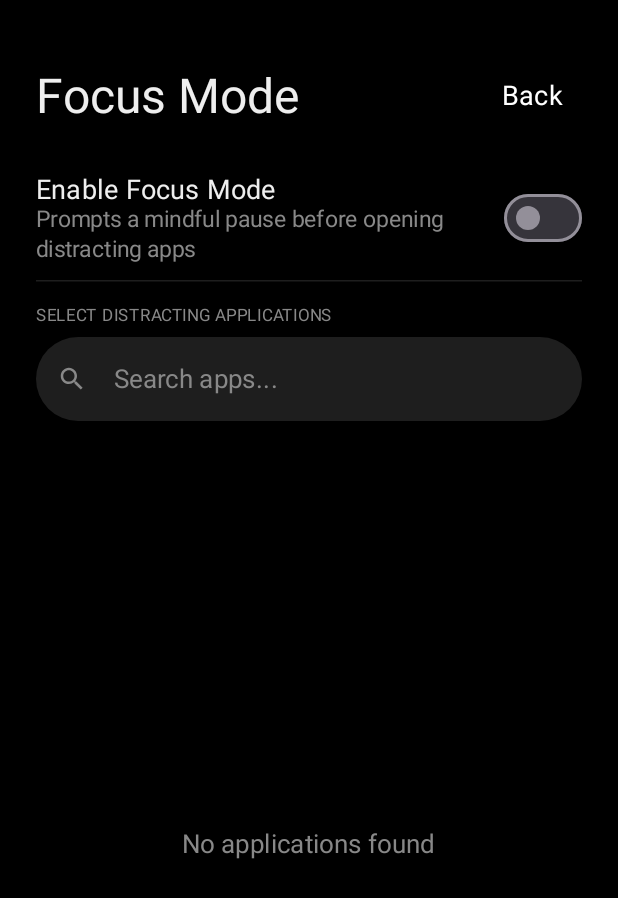
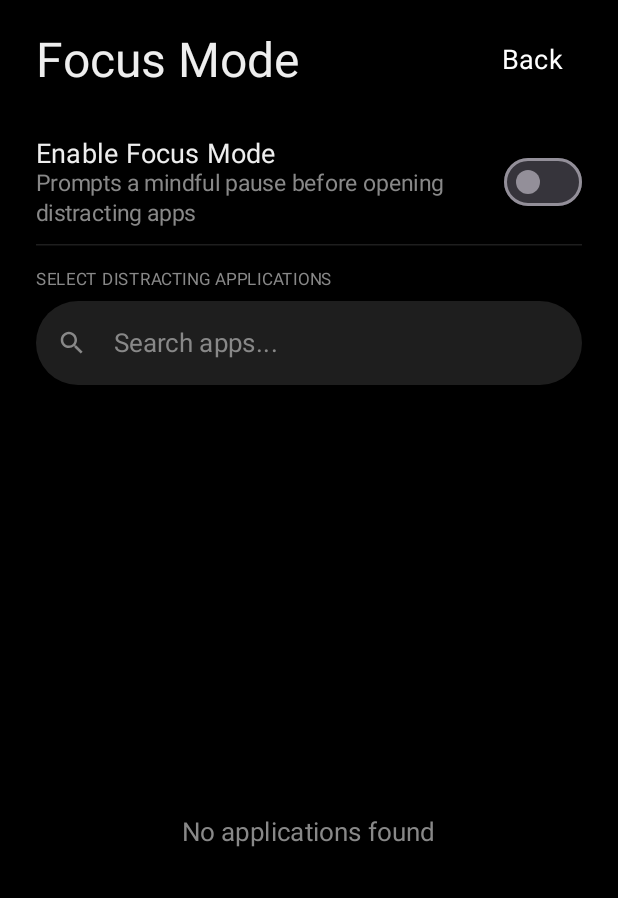
Before and after one commit to sreegopalsaha/unloop, an Android app built with Jetpack Compose: the composable FocusSettingsScreen called with empty values, on a phone screen of 412 x 824 dp. Shown: the top 898 px of the screen. Run offline under Robolectric (Android 15) with nearby library versions, the phone set to English and light mode, and no system bars.

Commit message:
Respect system insets and prevent scroll overlap with status bar

```diff
--- a/app/src/main/java/com/unloop/launcher/ui/screens/AboutScreen.kt
+++ b/app/src/main/java/com/unloop/launcher/ui/screens/AboutScreen.kt
@@ -11,6 +11,7 @@ import androidx.compose.foundation.layout.fillMaxSize
 import androidx.compose.foundation.layout.fillMaxWidth
 import androidx.compose.foundation.layout.height
 import androidx.compose.foundation.layout.padding
+import androidx.compose.foundation.layout.safeDrawingPadding
 import androidx.compose.foundation.rememberScrollState
 import androidx.compose.foundation.verticalScroll
 import androidx.compose.material3.HorizontalDivider
@@ -41,13 +42,14 @@ fun AboutScreen(
         modifier = Modifier
             .fillMaxSize()
             .background(MaterialTheme.colorScheme.background)
+            .safeDrawingPadding()
             .padding(horizontal = 24.dp)
     ) {
         Column(
             modifier = Modifier
                 .fillMaxSize()
                 .verticalScroll(rememberScrollState())
-                .padding(top = 40.dp, bottom = 48.dp)
+                .padding(top = 16.dp, bottom = 24.dp)
         ) {
             Row(
                 modifier = Modifier.fillMaxWidth(),
--- a/app/src/main/java/com/unloop/launcher/ui/screens/AppCleanupScreen.kt
+++ b/app/src/main/java/com/unloop/launcher/ui/screens/AppCleanupScreen.kt
@@ -14,6 +14,7 @@ import androidx.compose.foundation.layout.fillMaxSize
 import androidx.compose.foundation.layout.fillMaxWidth
 import androidx.compose.foundation.layout.height
 import androidx.compose.foundation.layout.padding
+import androidx.compose.foundation.layout.safeDrawingPadding
 import androidx.compose.foundation.layout.size
 import androidx.compose.foundation.layout.width
 import androidx.compose.foundation.lazy.LazyColumn
@@ -115,11 +116,12 @@ fun AppCleanupScreen(
         modifier = Modifier
             .fillMaxSize()
             .background(MaterialTheme.colorScheme.background)
+            .safeDrawingPadding()
             .padding(horizontal = 24.dp)
     ) {
         LazyColumn(
             modifier = Modifier.fillMaxSize(),
-            contentPadding = PaddingValues(top = 40.dp, bottom = 48.dp)
+            contentPadding = PaddingValues(top = 16.dp, bottom = 24.dp)
         ) {
             // Header: Title and Done button (consistent with SettingsScreen)
             item(key = "header") {
--- a/app/src/main/java/com/unloop/launcher/ui/screens/FocusSettingsScreen.kt
+++ b/app/src/main/java/com/unloop/launcher/ui/screens/FocusSettingsScreen.kt
@@ -12,6 +12,7 @@ import androidx.compose.foundation.layout.fillMaxSize
 import androidx.compose.foundation.layout.fillMaxWidth
 import androidx.compose.foundation.layout.height
 import androidx.compose.foundation.layout.padding
+import androidx.compose.foundation.layout.safeDrawingPadding
 import androidx.compose.foundation.lazy.LazyColumn
 import androidx.compose.foundation.lazy.items
 import androidx.compose.material3.Checkbox
@@ -61,12 +62,13 @@ fun FocusSettingsScreen(
         modifier = Modifier
             .fillMaxSize()
             .background(MaterialTheme.colorScheme.background)
+            .safeDrawingPadding()
             .padding(horizontal = 24.dp)
     ) {
         Column(
             modifier = Modifier
                 .fillMaxSize()
-                .padding(top = 40.dp, bottom = 24.dp)
+                .padding(top = 16.dp, bottom = 16.dp)
         ) {
             Row(
                 modifier = Modifier.fillMaxWidth(),
--- a/app/src/main/java/com/unloop/launcher/ui/screens/HiddenAppsScreen.kt
+++ b/app/src/main/java/com/unloop/launcher/ui/screens/HiddenAppsScreen.kt
@@ -11,6 +11,7 @@ import androidx.compose.foundation.layout.fillMaxSize
 import androidx.compose.foundation.layout.fillMaxWidth
 import androidx.compose.foundation.layout.height
 import androidx.compose.foundation.layout.padding
+import androidx.compose.foundation.layout.safeDrawingPadding
 import androidx.compose.foundation.lazy.LazyColumn
 import androidx.compose.foundation.lazy.items
 import androidx.compose.material3.MaterialTheme
@@ -35,12 +36,13 @@ fun HiddenAppsScreen(
         modifier = Modifier
             .fillMaxSize()
             .background(MaterialTheme.colorScheme.background)
+            .safeDrawingPadding()
             .padding(horizontal = 24.dp)
     ) {
         Column(
             modifier = Modifier
                 .fillMaxSize()
-                .padding(top = 40.dp, bottom = 24.dp)
+                .padding(top = 16.dp, bottom = 16.dp)
         ) {
             Row(
                 modifier = Modifier.fillMaxWidth(),
--- a/app/src/main/java/com/unloop/launcher/ui/screens/NotificationsScreen.kt
+++ b/app/src/main/java/com/unloop/launcher/ui/screens/NotificationsScreen.kt
@@ -12,6 +12,7 @@ import androidx.compose.foundation.layout.fillMaxSize
 import androidx.compose.foundation.layout.fillMaxWidth
 import androidx.compose.foundation.layout.height
 import androidx.compose.foundation.layout.padding
+import androidx.compose.foundation.layout.safeDrawingPadding
 import androidx.compose.foundation.layout.size
 import androidx.compose.foundation.lazy.LazyColumn
 import androidx.compose.foundation.lazy.items
@@ -69,12 +70,13 @@ fun NotificationsScreen(
         modifier = Modifier
             .fillMaxSize()
             .background(MaterialTheme.colorScheme.background)
+            .safeDrawingPadding()
             .padding(horizontal = 24.dp)
     ) {
         Column(
             modifier = Modifier
                 .fillMaxSize()
-                .padding(top = 40.dp, bottom = 24.dp)
+                .padding(top = 16.dp, bottom = 16.dp)
         ) {
             // Header: Title and Back button
             Row(
--- a/app/src/main/java/com/unloop/launcher/ui/screens/SettingsScreen.kt
+++ b/app/src/main/java/com/unloop/launcher/ui/screens/SettingsScreen.kt
@@ -12,6 +12,7 @@ import androidx.compose.foundation.layout.fillMaxSize
 import androidx.compose.foundation.layout.fillMaxWidth
 import androidx.compose.foundation.layout.height
 import androidx.compose.foundation.layout.padding
+import androidx.compose.foundation.layout.safeDrawingPadding
 import androidx.compose.foundation.layout.size
 import androidx.compose.foundation.layout.width
 import androidx.compose.foundation.rememberScrollState
@@ -74,13 +75,14 @@ fun SettingsScreen(
         modifier = Modifier
             .fillMaxSize()
             .background(MaterialTheme.colorScheme.background)
+            .safeDrawingPadding()
             .padding(horizontal = 24.dp)
     ) {
         Column(
             modifier = Modifier
                 .fillMaxSize()
                 .verticalScroll(rememberScrollState())
-                .padding(top = 40.dp, bottom = 48.dp)
+                .padding(top = 16.dp, bottom = 24.dp)
         ) {
             // Header
             Row(
```
